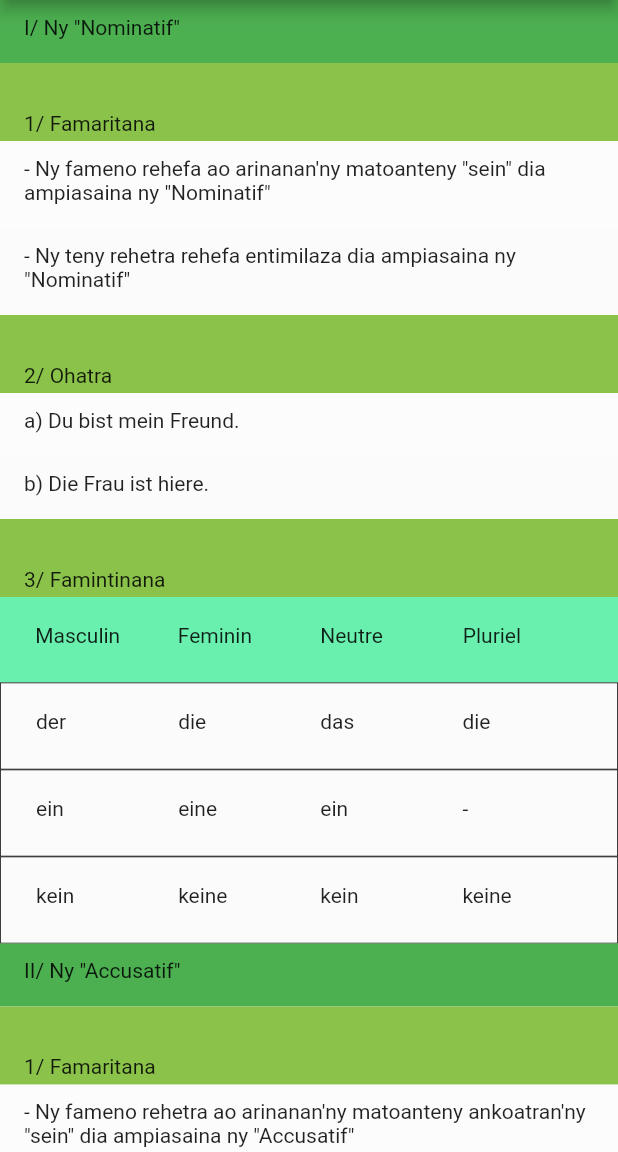
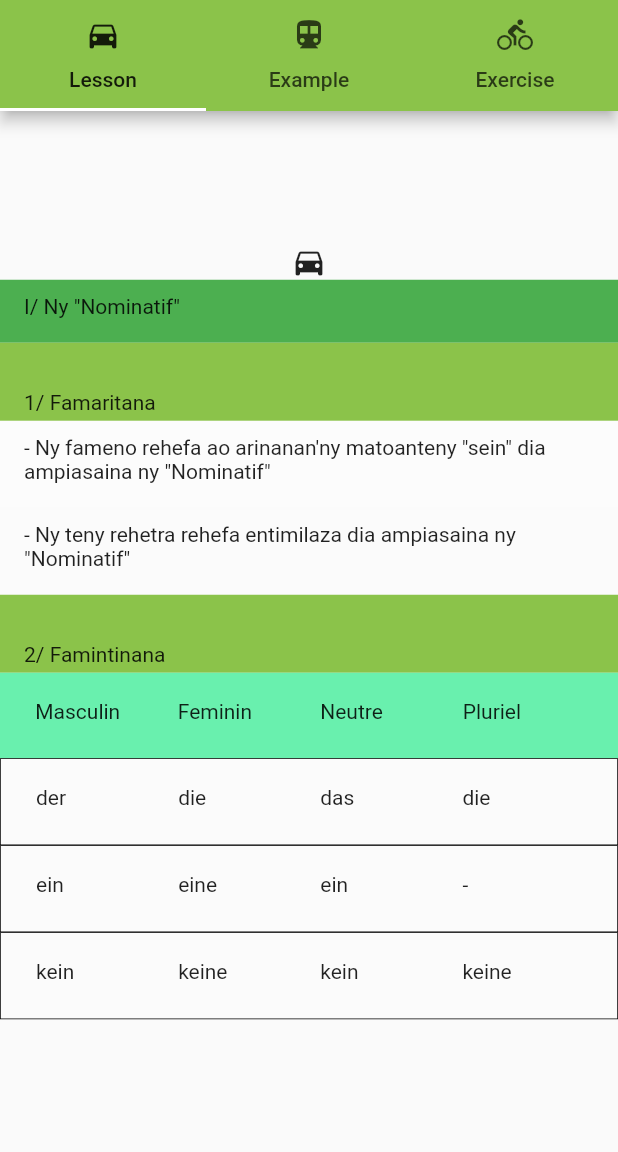
Before and after one commit to RajaomalalaSendra/mianatra_allemand, a Flutter app: the screen it shows after launch, on a phone screen of 412 x 824 dp, the part 84-1236 px from its top. Run offline on Flutter 3.47's test engine with Material 2 defaults, Android fonts, the phone set to English and light mode, and no system bars.

Commit message:
commit of the tab created

```diff
--- a/lib/src/views/screens/home.dart
+++ b/lib/src/views/screens/home.dart
@@ -37,20 +37,49 @@
   @override
   Widget build(BuildContext context) {
     return  SafeArea(
+      child: DefaultTabController(
+          length: 3,
           child: Scaffold(
                   appBar: AppBar(
+                    bottom: TabBar(
+                      tabs: [
+                          Tab(icon: Icon(Icons.directions_car),
+                          text: "Lesson"),
+                          Tab(icon: Icon(Icons.directions_transit),
+                          text: "Example"),
+                          Tab(icon: Icon(Icons.directions_bike),
+                          text: "Exercise"),
+                        ],
+                    ),
                     title: Text(widget.title),
                   ),
 
-            body: SingleChildScrollView(
+                  body: TabBarView(
+                        children: [
+                          Tab(
+                            child: SingleChildScrollView(
                               child: Column(
                                 mainAxisAlignment: MainAxisAlignment.start,
                                 crossAxisAlignment: CrossAxisAlignment.stretch,
-                    children:  [
+                                children: [
+                                  Icon(Icons.directions_car),
+                                  this.createCases("I/ Ny \"Nominatif\"", _contentListsNominatif),
+                                ]
+                              ),
+                            ),
+                          ),
 
-                      this.createCases("I/ Ny \"Nominatif\"", _contentListsNominatif),
-                      this.createCases("II/ Ny \"Accusatif\"", _contentListsAccusatif),
-                    ]
+                          Tab(
+                            child: Column(
+                              children: <Widget>[
+                                  Icon(Icons.directions_transit),
+                                  TextSection("2/ Ohatra", "a) Du bist mein Freund."),
+                                  SimpleTextSection("b) Die Frau ist hiere."),
+                              ],
+                            ),
+                          ),
+                          Icon(Icons.directions_bike),
+                        ],
                       ),
                   ),
           ),
@@ -65,10 +94,8 @@
             SimpleTextSection(name),
             TextSection("1/ Famaritana", "- Ny fameno rehefa ao arinanan'ny matoanteny \"sein\" dia ampiasaina ny \"Nominatif\""),
             SimpleTextSection("- Ny teny rehetra rehefa entimilaza dia ampiasaina ny \"Nominatif\""),
-            TextSection("2/ Ohatra", "a) Du bist mein Freund."),
-            SimpleTextSection("b) Die Frau ist hiere."),
 
-            alemanaRows.twoColumns("3/ Famintinana", _columnsTitle),
+            alemanaRows.twoColumns("2/ Famintinana", _columnsTitle),
             alemanaRows.contentColumn(contentLists["definit"]),
             alemanaRows.contentColumn(contentLists["indefinit"]),
             alemanaRows.contentColumn(contentLists["negation"]),
```
Also changed, not shown: lib/src/views/widgets/RoutesAndTabs.dart (added, +31 -0 lines), pubspec.lock. Lines whose indentation alone changed are shown as unchanged.
